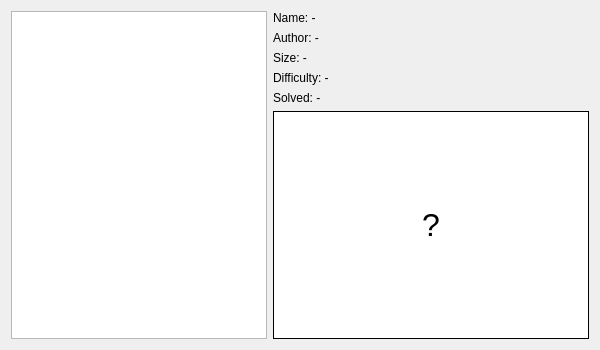
schuay/picmi, file src/gui/selectboardwindow.ui: the form before one commit.
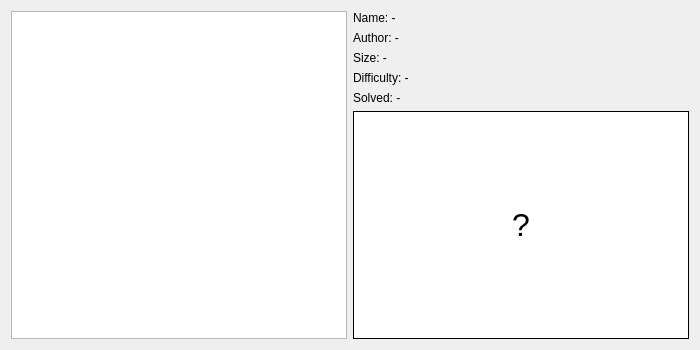
The form after the commit.

Commit message: Level selection UI tweaks

Diff of the .ui file:
```diff
--- a/src/gui/selectboardwindow.ui
+++ b/src/gui/selectboardwindow.ui
@@ -9,10 +9,16 @@
    <rect>
     <x>0</x>
     <y>0</y>
-    <width>600</width>
+    <width>700</width>
     <height>350</height>
    </rect>
   </property>
+  <property name="minimumSize">
+   <size>
+    <width>700</width>
+    <height>350</height>
+   </size>
+  </property>
   <property name="windowTitle">
    <string>Level Selection</string>
   </property>
@@ -22,7 +28,7 @@
      <item>
       <widget class="QTableView" name="tableView">
        <property name="sizePolicy">
-        <sizepolicy hsizetype="Fixed" vsizetype="Expanding">
+        <sizepolicy hsizetype="Preferred" vsizetype="Expanding">
          <horstretch>0</horstretch>
          <verstretch>0</verstretch>
         </sizepolicy>
@@ -57,6 +63,9 @@
        <attribute name="horizontalHeaderVisible">
         <bool>true</bool>
        </attribute>
+       <attribute name="horizontalHeaderStretchLastSection">
+        <bool>true</bool>
+       </attribute>
        <attribute name="verticalHeaderVisible">
         <bool>false</bool>
        </attribute>
```
Left out of the diff: 42 changed lines with no effect on the pictures. The commit also changes 1 other file.
